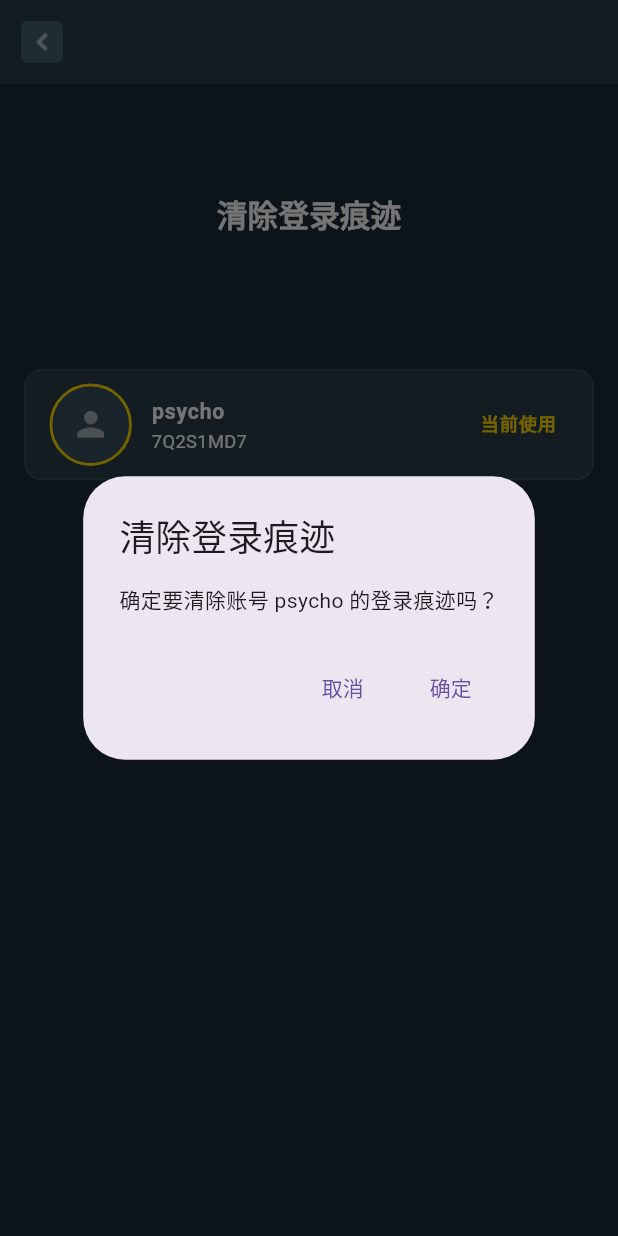
After one commit to wtfkmnl/roomcard-app, a Flutter app: the ChangeAccountPage screen opened by its route, after a tap on "管理", after a tap on "psycho", on a phone screen of 412 x 824 dp. The commit adds this screen. Run offline on Flutter 3.47's test engine with Material 3 defaults, Android fonts, the phone set to English and light mode, and no system bars; our stand-ins replace cached_network_image, carousel_slider, connectivity_plus, decimal, device_info_plus, dio and 22 more; missing offline and left inert: captcha_plugin_flutter, custom_pop_up_menu, encrypt, flutter_inappwebview, gallery_saver_plus, phone_numbers_parser and 1 more; accounts and stored records are empty; network calls fail; Roboto replaces fonts that are missing (PingFangSC).

Commit message:
切换账号

```diff
--- /dev/null
+++ b/lib/pages/my/change_account/change_account_binding.dart
@@ -0,0 +1,9 @@
+import 'package:get/get.dart';
+import 'change_account_logic.dart';
+
+class ChangeAccountBinding extends Bindings {
+  @override
+  void dependencies() {
+    Get.lazyPut<ChangeAccountLogic>(() => ChangeAccountLogic());
+  }
+}
--- /dev/null
+++ b/lib/pages/my/change_account/change_account_logic.dart
@@ -0,0 +1,181 @@
+import 'package:flutter/material.dart';
+import 'package:get/get.dart';
+import 'package:roomcard/base/base_controller.dart';
+import 'change_account_state.dart';
+
+class ChangeAccountLogic extends BaseController<ChangeAccountState> {
+  @override
+  ChangeAccountState initState() {
+    return ChangeAccountState();
+  }
+
+  @override
+  void onInit() {
+    super.onInit();
+    _loadAccountData();
+  }
+
+  /// 加载账号数据
+  void _loadAccountData() {
+    // TODO: 从本地存储或服务器加载账号数据
+    print('加载账号数据');
+  }
+
+  /// 切换管理模式
+  void toggleManageMode() {
+    state.isManageMode.value = !state.isManageMode.value;
+    print('管理模式: ${state.isManageMode.value}');
+  }
+
+  /// 退出管理模式
+  void exitManageMode() {
+    state.isManageMode.value = false;
+  }
+
+  /// 返回按钮点击
+  void onBackPressed() {
+    if (state.isManageMode.value) {
+      // 管理模式下，返回到非管理状态
+      exitManageMode();
+    } else {
+      // 非管理状态下，返回上一页
+      Get.back();
+    }
+  }
+
+  /// 账号项点击
+  void onAccountTap(int index) {
+    final account = state.accounts[index];
+
+    if (account == null) {
+      // 空位置，添加账号
+      _addAccount();
+    } else {
+      if (state.isManageMode.value) {
+        // 管理模式下，清除登录痕迹
+        _clearAccountTrace(index);
+      } else {
+        // 非管理模式下，切换账号
+        _switchAccount(account);
+      }
+    }
+  }
+
+  /// 清除按钮点击（管理模式下）
+  void onClearTap(int index) {
+    _clearAccountTrace(index);
+  }
+
+  /// 退出登录
+  void onLogout() {
+    Get.dialog(
+      AlertDialog(
+        title: const Text('确认退出'),
+        content: const Text('确定要退出当前账号吗？'),
+        actions: [
+          TextButton(
+            onPressed: () => Get.back(),
+            child: const Text('取消'),
+          ),
+          TextButton(
+            onPressed: () {
+              Get.back();
+              _performLogout();
+            },
+            child: const Text('确定'),
+          ),
+        ],
+      ),
+    );
+  }
+
+  /// 添加账号
+  void _addAccount() {
+    print('添加账号');
+    // TODO: 实现添加账号功能
+    Get.snackbar('提示', '添加账号功能开发中...');
+  }
+
+  /// 切换账号
+  void _switchAccount(AccountInfo account) {
+    if (account.id == state.currentAccountId.value) {
+      // 已经是当前账号，不需要切换
+      return;
+    }
+
+    print('切换到账号: ${account.nickname} (${account.id})');
+
+    // 更新当前账号
+    state.currentAccountId.value = account.id;
+
+    // 更新账号列表中的当前状态
+    final updatedAccounts = <AccountInfo?>[];
+    for (var acc in state.accounts) {
+      if (acc != null) {
+        updatedAccounts.add(acc.copyWith(isCurrent: acc.id == account.id));
+      } else {
+        updatedAccounts.add(null);
+      }
+    }
+    state.accounts.value = updatedAccounts;
+
+    // TODO: 执行账号切换逻辑，如重新登录等
+  }
+
+  /// 清除账号登录痕迹
+  void _clearAccountTrace(int index) {
+    final account = state.accounts[index];
+    if (account == null) return;
+
+    Get.dialog(
+      AlertDialog(
+        title: const Text('清除登录痕迹'),
+        content: Text('确定要清除账号 ${account.nickname} 的登录痕迹吗？'),
+        actions: [
+          TextButton(
+            onPressed: () => Get.back(),
+            child: const Text('取消'),
+          ),
+          TextButton(
+            onPressed: () {
+              Get.back();
+              _performClearTrace(index);
+            },
+            child: const Text('确定'),
+          ),
+        ],
+      ),
+    );
+  }
+
+  /// 执行清除登录痕迹
+  void _performClearTrace(int index) {
+    final account = state.accounts[index];
+    if (account == null) return;
+
+    print('清除账号登录痕迹: ${account.nickname}');
+
+    // 如果清除的是当前账号，需要特殊处理
+    if (account.isCurrent) {
+      // TODO: 处理当前账号被清除的情况
+      Get.snackbar('提示', '不能清除当前使用的账号');
+      return;
+    }
+
+    // 从列表中移除该账号
+    final updatedAccounts = List<AccountInfo?>.from(state.accounts);
+    updatedAccounts[index] = null;
+    state.accounts.value = updatedAccounts;
+
+    // TODO: 清除本地存储的账号信息
+    Get.snackbar('成功', '已清除账号 ${account.nickname} 的登录痕迹');
+  }
+
+  /// 执行退出登录
+  void _performLogout() {
+    print('退出登录');
+    // TODO: 执行退出登录逻辑
+    Get.back(); // 返回上一页
+    Get.snackbar('成功', '已退出登录');
+  }
+}
--- /dev/null
+++ b/lib/pages/my/change_account/change_account_state.dart
@@ -0,0 +1,73 @@
+import 'package:roomcard/base/base_state.dart';
+import 'package:get/get.dart';
+
+/// 账号信息模型
+class AccountInfo {
+  final String id;
+  final String nickname;
+  final String avatar;
+  final bool isCurrent;
+
+  AccountInfo({
+    required this.id,
+    required this.nickname,
+    required this.avatar,
+    this.isCurrent = false,
+  });
+
+  AccountInfo copyWith({
+    String? id,
+    String? nickname,
+    String? avatar,
+    bool? isCurrent,
+  }) {
+    return AccountInfo(
+      id: id ?? this.id,
+      nickname: nickname ?? this.nickname,
+      avatar: avatar ?? this.avatar,
+      isCurrent: isCurrent ?? this.isCurrent,
+    );
+  }
+}
+
+class ChangeAccountState extends BaseState with StateAutoManager {
+  /// 是否处于管理模式
+  final isManageMode = false.obs;
+
+  /// 账号列表（最多3个位置）
+  final accounts = <AccountInfo?>[].obs;
+
+  /// 当前登录的账号ID
+  final currentAccountId = ''.obs;
+
+  ChangeAccountState() {
+    /// 初始化账号数据
+    _initAccountData();
+  }
+
+  /// 初始化账号数据
+  void _initAccountData() {
+    // 固定3个位置
+    accounts.value = [
+      AccountInfo(
+        id: '7Q2S1MD7',
+        nickname: 'psycho',
+        avatar: 'https://example.com/avatar1.jpg',
+        isCurrent: true,
+      ),
+      null, // 空位置，显示添加账号
+      null, // 空位置，显示添加账号
+    ];
+    currentAccountId.value = '7Q2S1MD7';
+  }
+
+  /// 获取有效账号列表（非空账号）
+  List<AccountInfo> get validAccounts {
+    return accounts.where((account) => account != null).cast<AccountInfo>().toList();
+  }
+
+  /// 获取空位置数量
+  int get emptySlotCount {
+    return accounts.where((account) => account == null).length;
+  }
+}
--- /dev/null
+++ b/lib/pages/my/change_account/change_account_view.dart
@@ -0,0 +1,315 @@
+import 'package:flutter/material.dart';
+import 'package:flutter_screenutil/flutter_screenutil.dart';
+import 'package:get/get.dart';
+import '../../../r.dart';
+import '../../../widgets/buttons/yellow_button.dart';
+import 'change_account_logic.dart';
+import 'change_account_state.dart';
+
+class ChangeAccountPage extends StatelessWidget {
+  const ChangeAccountPage({super.key});
+
+  @override
+  Widget build(BuildContext context) {
+    final logic = Get.find<ChangeAccountLogic>();
+    final state = logic.state;
+
+    return Scaffold(
+      backgroundColor: const Color(0xFF1C2C36),
+      appBar: AppBar(
+        backgroundColor: const Color(0xFF283D49),
+        elevation: 0,
+        centerTitle: true,
+        leading: IconButton(
+          icon: Image.asset(R.assetsIconArrowBack),
+          onPressed: logic.onBackPressed,
+        ),
+        actions: [
+          Obx(
+            () => !state.isManageMode.value
+                ? TextButton(
+                    onPressed: logic.toggleManageMode,
+                    child: Text(
+                      '管理',
+                      style: TextStyle(color: Colors.white, fontSize: 16.sp),
+                    ),
+                  )
+                : const SizedBox.shrink(),
+          ),
+        ],
+      ),
+      body: Column(
+        children: [
+          72.verticalSpace,
+          Obx(
+            () => Text(
+              state.isManageMode.value ? '清除登录痕迹' : '轻触头像以切换账号',
+              style: TextStyle(
+                color: Colors.white,
+                fontSize: 20.sp,
+                fontWeight: FontWeight.w600,
+              ),
+            ),
+          ),
+          72.verticalSpace,
+          Expanded(
+            child: ListView(
+              padding: const EdgeInsets.all(16),
+              children: [Obx(() => _buildAccountList(logic, state))],
+            ),
+          ),
+
+          Obx(
+            () => !state.isManageMode.value
+                ? GestureDetector(
+                    onTap: logic.onLogout,
+                    child: Container(
+                      margin: EdgeInsets.symmetric(horizontal: 16.h),
+                      width: double.infinity,
+                      height: 43.h,
+                      padding: const EdgeInsets.symmetric(
+                        horizontal: 16,
+                        vertical: 8,
+                      ),
+                      decoration: BoxDecoration(
+                        gradient: const LinearGradient(
+                          colors: [Color(0xFFBF9048), Color(0xFFF9C678)],
+                          begin: Alignment.centerLeft,
+                          end: Alignment.centerRight,
+                        ),
+                        borderRadius: BorderRadius.circular(8),
+                        boxShadow: [
+                          BoxShadow(
+                            color: Color(0xFFBD8742).withOpacity(0.3),
+                            offset: const Offset(0, 2), // 底部2像素阴影
+                            blurRadius: 4,
+                            spreadRadius: 0,
+                          ),
+                        ],
+                      ),
+                      child: Center(
+                        child: Text(
+                          '退出登录',
+                          style: TextStyle(
+                            color: Color(0XFF703E00),
+                            fontSize: 18.sp,
+                            fontWeight: FontWeight.bold,
+                          ),
+                        ),
+                      ),
+                    ),
+                  )
+                : const SizedBox.shrink(),
+          ),
+          135.verticalSpace,
+        ],
+      ),
+    );
+  }
+
+  /// 构建账号列表
+  Widget _buildAccountList(ChangeAccountLogic logic, state) {
+    if (state.isManageMode.value) {
+      // 管理模式
+      final validAccounts = state.validAccounts;
+      return Column(
+        children: validAccounts.asMap().entries.map<Widget>((entry) {
+          final index = entry.key;
+          final account = entry.value;
+          final originalIndex = state.accounts.indexOf(account);
+          return Padding(
+            padding: EdgeInsets.only(bottom: 16.h),
+            child: _buildAccountItem(
+              account: account,
+              index: originalIndex,
+              onTap: () => logic.onAccountTap(originalIndex),
+              isManageMode: true,
+              onClearTap: () => logic.onClearTap(originalIndex),
+            ),
+          );
+        }).toList(),
+      );
+    } else {
+      // 非管理模式
+      return Column(
+        children: state.accounts.asMap().entries.map<Widget>((entry) {
+          final index = entry.key;
+          final account = entry.value;
+          return Padding(
+            padding: EdgeInsets.only(bottom: 16.h),
+            child: _buildAccountItem(
+              account: account,
+              index: index,
+              onTap: () => logic.onAccountTap(index),
+              isManageMode: false,
+            ),
+          );
+        }).toList(),
+      );
+    }
+  }
+
+  Widget _buildAccountItem({
+    required AccountInfo? account,
+    required int index,
+    required VoidCallback onTap,
+    required bool isManageMode,
+    VoidCallback? onClearTap,
+  }) {
+    return Container(
+      decoration: BoxDecoration(
+        color: const Color(0XFF283D49),
+        borderRadius: BorderRadius.circular(12),
+        border: Border.all(color: const Color(0xFF37505E), width: 1),
+      ),
+      child: ListTile(
+        horizontalTitleGap: 12.w,
+        leading: _buildAvatar(account, isManageMode),
+        title: _buildTitle(account),
+        subtitle: _buildSubtitle(account),
+        trailing: _buildTrailing(account, isManageMode, onClearTap),
+        onTap: onTap,
+      ),
+    );
+  }
+
+  /// 头像
+  Widget _buildAvatar(AccountInfo? account, bool isManageMode) {
+    if (account == null) {
+      return Image.asset(R.assetsIconAddAccount, width: 36.w, height: 36.w);
+    } else {
+      // 有账号，显示头像
+      return Container(
+        width: 50.w,
+        height: 50.w,
+        decoration: BoxDecoration(
+          borderRadius: BorderRadius.circular(25.w),
+          border: Border.all(
+            color: account.isCurrent
+                ? const Color(0xFFFFD700)
+                : Colors.transparent,
+            width: 2,
+          ),
+        ),
+        child: ClipRRect(
+          borderRadius: BorderRadius.circular(23.w),
+          child: account.avatar.startsWith('http')
+              ? Image.network(
+                  account.avatar,
+                  width: 46.w,
+                  height: 46.w,
+                  fit: BoxFit.cover,
+                  errorBuilder: (context, error, stackTrace) {
+                    return Container(
+                      width: 46.w,
+                      height: 46.w,
+                      color: const Color(0xFF37505E),
+                      child: Icon(
+                        Icons.person,
+                        color: Colors.white54,
+                        size: 24.w,
+                      ),
+                    );
+                  },
+                )
+              : Container(
+                  width: 46.w,
+                  height: 46.w,
+                  color: const Color(0xFF37505E),
+                  child: Icon(Icons.person, color: Colors.white54, size: 24.w),
+                ),
+        ),
+      );
+    }
+  }
+
+  Widget _buildTitle(AccountInfo? account) {
+    if (account == null) {
+      return Text(
+        '添加账号',
+        style: TextStyle(
+          color: Colors.white,
+          fontSize: 14.sp,
+          fontWeight: FontWeight.bold,
+        ),
+      );
+    } else {
+      return Text(
+        account.nickname,
+        style: TextStyle(
+          color: Colors.white,
+          fontSize: 14.sp,
+          fontWeight: FontWeight.bold,
+        ),
+      );
+    }
+  }
+
+  Widget _buildSubtitle(AccountInfo? account) {
+    if (account == null) {
+      return const SizedBox.shrink();
+    } else {
+      return Text(
+        account.id,
+        style: TextStyle(color: Colors.white, fontSize: 12.sp),
+      );
+    }
+  }
+
+  Widget _buildTrailing(
+    AccountInfo? account,
+    bool isManageMode,
+    VoidCallback? onClearTap,
+  ) {
+    if (account == null) {
+      return const SizedBox.shrink();
+    }
+
+    if (isManageMode) {
+      // 管理模式，清除按钮
+      if (!account.isCurrent) {
+        return GestureDetector(
+          onTap: onClearTap,
+          child: Container(
+            padding: EdgeInsets.symmetric(horizontal: 12.w, vertical: 6.h),
+            decoration: BoxDecoration(
+              color: const Color(0xFFFF6B6B),
+              borderRadius: BorderRadius.circular(4),
+            ),
+            child: Text(
+              '清除',
+              style: TextStyle(
+                color: Colors.white,
+                fontSize: 12.sp,
+                fontWeight: FontWeight.bold,
+              ),
+            ),
+          ),
+        );
+      } else {
+        return Text(
+          '当前使用',
+          style: TextStyle(
+            color: const Color(0xFFFFD700),
+            fontSize: 12.sp,
+            fontWeight: FontWeight.bold,
+          ),
+        );
+      }
+    } else {
+      // 非管理模式"当前使用"
+      if (account.isCurrent) {
+        return Text(
+          '当前使用',
+          style: TextStyle(
+            color: const Color(0xFFFFD700),
+            fontSize: 12.sp,
+            fontWeight: FontWeight.bold,
+          ),
+        );
+      }
+    }
+
+    return const SizedBox.shrink();
+  }
+}
--- a/lib/pages/my/setting/setting_logic.dart
+++ b/lib/pages/my/setting/setting_logic.dart
@@ -12,6 +12,7 @@ class SettingLogic extends BaseController<SettingState> {
   /// 切换账号点击
   void onSwitchAccountTap() {
     print('切换账号');
+    AppRouter.mineChangeAccount.toPage();
   }
 
   /// 多语言点击
--- a/lib/r.dart
+++ b/lib/r.dart
@@ -50,4 +50,5 @@ class R {
   static const String assetsIconApokerLoginOpenEyes =
       'assets/images/apoker_login_open_eyes';
   static const String assetsIconNameEdit = 'assets/images/iconNameEdit.png';
+  static const String assetsIconAddAccount = 'assets/images/iconAddAccount.png';
 }
--- a/lib/routes/app_pages.dart
+++ b/lib/routes/app_pages.dart
@@ -2,6 +2,8 @@ import 'package:roomcard/pages/main/main_binding.dart';
 import 'package:roomcard/pages/main/main_view.dart';
 import 'package:roomcard/pages/my/about/about_view.dart';
 import 'package:roomcard/pages/my/business/business_view.dart';
+import 'package:roomcard/pages/my/change_account/change_account_binding.dart';
+import 'package:roomcard/pages/my/change_account/change_account_view.dart';
 import 'package:roomcard/pages/my/language/language_binding.dart';
 import 'package:roomcard/pages/my/language/language_view.dart';
 import 'package:roomcard/pages/my/name_edit/name_edit_binding.dart';
@@ -88,6 +90,11 @@ class AppPages {
       page: () => const LanguagePage(),
       binding: LanguageBinding(),
     ),
+    GetPage(
+      name: AppRouter.mineChangeAccount.path,
+      page: () => const ChangeAccountPage(),
+      binding: ChangeAccountBinding(),
+    ),
   ];
 
   ///未知页面
--- a/lib/routes/app_router.dart
+++ b/lib/routes/app_router.dart
@@ -30,7 +30,9 @@ enum AppRouter<T> {
   ///昵称编辑
   mineNameEdit('/mine_name_edit'),
   ///多语言设置
-  mineLanguage('/mine_language');
+  mineLanguage('/mine_language'),
+  ///切换账号
+  mineChangeAccount('/mine_change_account');
  ///路由路劲
   final String path;
 
```
Also changed, not shown: assets/images/iconAddAccount.png (added).
